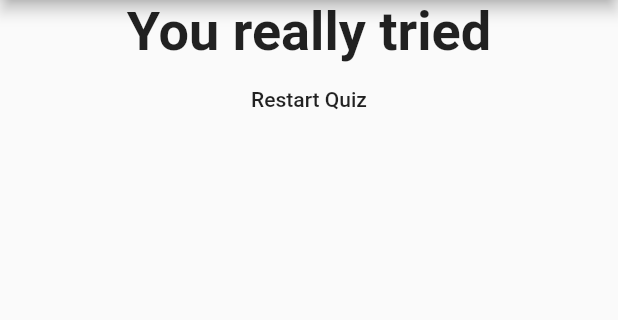
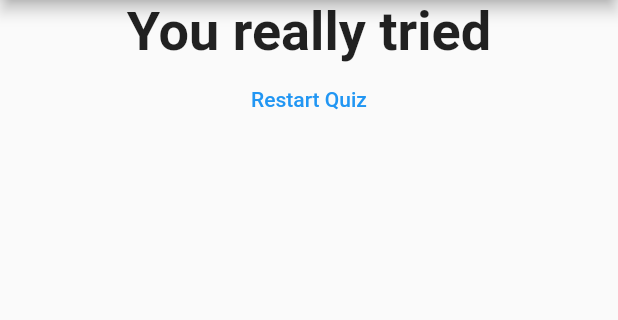
Before and after one commit to abdulbaqisky/scope, a Flutter app: the screen it shows after launch, after a tap on "Black", after a tap on "Snake", after a tap on "iono", on a phone screen of 412 x 824 dp, the part 84-404 px from its top. Run offline on Flutter 3.47's test engine with Material 2 defaults, Android fonts, the phone set to English and light mode, and no system bars.

Commit message:
finishing quiz

```diff
--- a/lib/main.dart
+++ b/lib/main.dart
@@ -9,7 +9,6 @@ void main() {
 class MyApp extends StatefulWidget {
   @override
   State<StatefulWidget> createState() {
-    // TODO:  implement createState
     return _MyAppState();
   }
 }
@@ -77,7 +76,3 @@ class _MyAppState extends State<MyApp> {
     ));
   }
 }
-/*
-    : Center(
-child: Text('No more questions'),
-),*/
--- a/lib/quiz.dart
+++ b/lib/quiz.dart
@@ -18,10 +18,9 @@ class Quiz extends StatelessWidget {
       children: [
         (Question(questions[questionIndex]['questionText'] as String)),
         ...(questions[questionIndex]['answers'] as List<Map<String, Object>>)
-            .map((answer) {
-          return Answer(
-              () => answerQuestion(answer['score']), answer['text'].toString());
-        }).toList()
+            .map((answer) => Answer(() => answerQuestion(answer['score']),
+                answer['text'].toString()))
+            .toList()
       ],
     );
   }
--- a/lib/result.dart
+++ b/lib/result.dart
@@ -28,7 +28,7 @@ class Result extends StatelessWidget {
             resultPhrase,
             style: TextStyle(fontSize: 36, fontWeight: FontWeight.bold),
           ),
-          FlatButton(onPressed: resetQuiz, child: Text('Restart Quiz'))
+          TextButton(onPressed: resetQuiz, child: Text('Restart Quiz'))
         ],
       ),
     );
```
